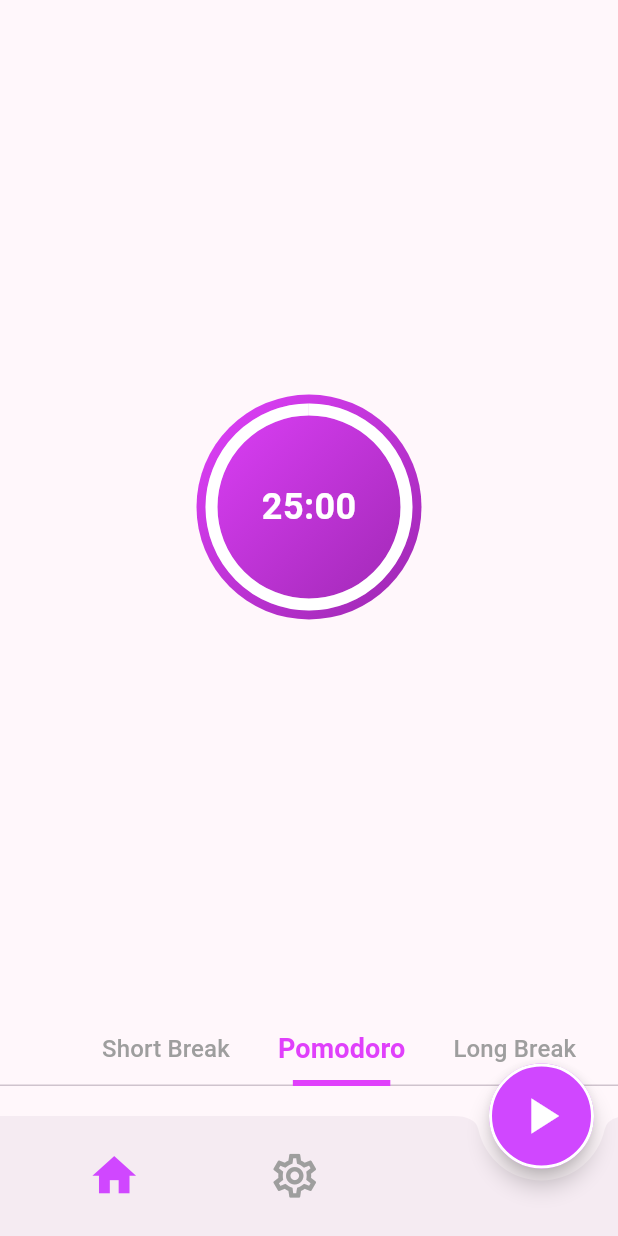
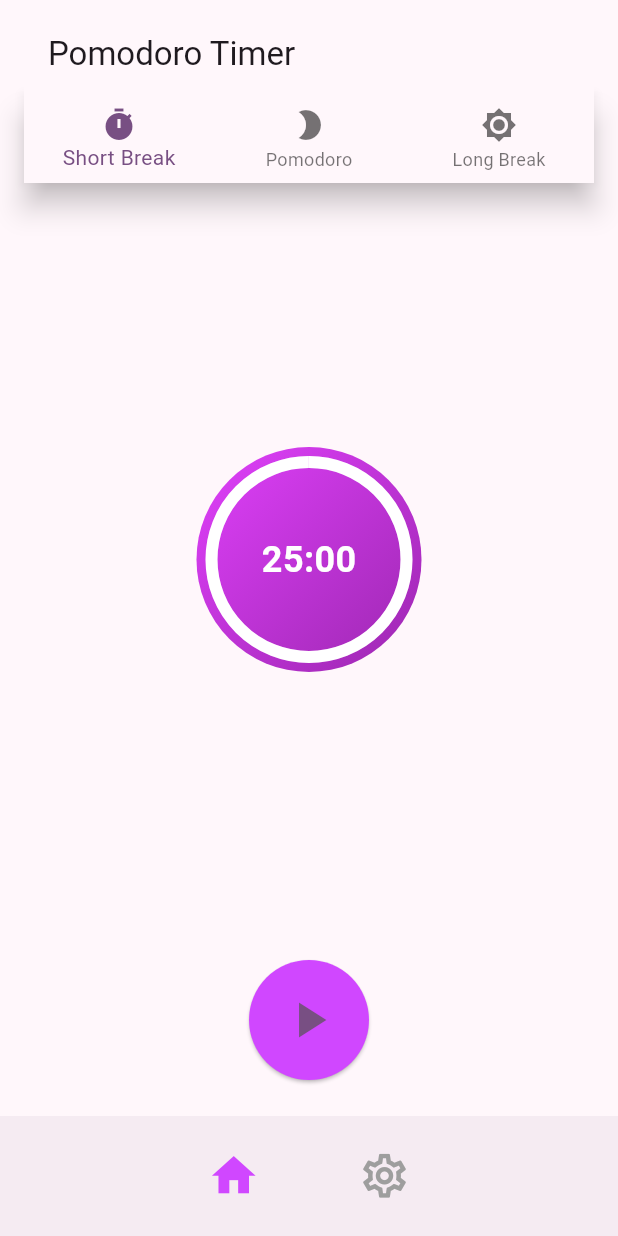
Before and after one commit to PaulTitto/PomodoroApp, a Flutter app: the screen it shows after launch, on a phone screen of 412 x 824 dp. Run offline on Flutter 3.47's test engine with Material 3 defaults, Android fonts, the phone set to English and light mode, and no system bars; our stand-ins replace cloud_firestore, firebase_auth, firebase_core; accounts and stored records are empty.

Commit message:
Fix my Main Screen

```diff
--- a/lib/presentation/screens/about_screen.dart
+++ b/lib/presentation/screens/about_screen.dart
@@ -19,7 +19,7 @@ class AboutScreen extends StatelessWidget {
           ),
           width: 300,
           height: 450,
-          child: SingleChildScrollView( // Added ScrollView for overflow
+          child: SingleChildScrollView( // Added ScrollView for
             child: Column(
               mainAxisAlignment: MainAxisAlignment.center,
               children: [
--- a/lib/presentation/screens/home_screen.dart
+++ b/lib/presentation/screens/home_screen.dart
@@ -1,7 +1,6 @@
 import 'package:flutter/material.dart';
 import 'package:cloud_firestore/cloud_firestore.dart';
 import 'package:podomoro_app/presentation/screens/settings_screen.dart';
-
 import '../widgets/CustomBottomNavigationBar.dart';
 import 'main_screen.dart';
 
@@ -14,7 +13,6 @@ class HomeScreen extends StatefulWidget {
 
 class _HomeScreenState extends State<HomeScreen> {
   int _currentIndex = 0;
-  bool isPlaying = false;
 
   // Define a GlobalKey to reference MainScreenState
   final GlobalKey<MainScreenState> _mainScreenKey = GlobalKey<MainScreenState>();
@@ -42,7 +40,10 @@ class _HomeScreenState extends State<HomeScreen> {
   @override
   Widget build(BuildContext context) {
     return Scaffold(
-      body: Center(
+
+      body: Padding(
+        padding: const EdgeInsets.symmetric(horizontal: 16.0, vertical: 8.0),
+        child: Center(
           child: _currentIndex == 0
               ? MainScreen(key: _mainScreenKey)
               : SettingsScreen(
@@ -50,62 +51,11 @@ class _HomeScreenState extends State<HomeScreen> {
             onSettingsUpdated: _updateSettings,
           ),
         ),
-      floatingActionButton: SizedBox(
-        width: 70,
-        height: 70,
-        // child: _currentIndex == 0 ? _HomeFAB() : _SettingFAB(),
-        child: _currentIndex == 0 ? _HomeFAB() : null,
       ),
-      floatingActionButtonLocation: _currentIndex == 0 ? FloatingActionButtonLocation.endDocked : null,
       bottomNavigationBar: CustomBottomNavigationBar(
         currentIndex: _currentIndex,
         onSelected: _onTabSelected,
       ),
-    );
-  }
-
-  Widget _HomeFAB() {
-    return FloatingActionButton(
-      shape: const RoundedRectangleBorder(
-        borderRadius: BorderRadius.all(Radius.circular(40.0)),
-        side: BorderSide(color: Colors.white, width: 2.0),
-      ),
-      backgroundColor: const Color(0xFFD047FF),
-      child: Icon(
-        isPlaying ? Icons.stop : Icons.play_arrow,
-        color: Colors.white,
-        size: 40,
-      ),
-      onPressed: () {
-        setState(() {
-          isPlaying = !isPlaying;
-        });
-
-        if (isPlaying) {
-          _mainScreenKey.currentState?.startTimer();
-        } else {
-          _mainScreenKey.currentState?.stopTimer();
-        }
-      },
-    );
-  }
-
-  Widget _SettingFAB() {
-    return FloatingActionButton(
-      shape: const RoundedRectangleBorder(
-        borderRadius: BorderRadius.all(Radius.circular(40.0)),
-        side: BorderSide(color: Colors.white, width: 2.0),
-      ),
-      backgroundColor: const Color(0xFFD047FF),
-      child: const Icon(
-        Icons.check,
-        color: Colors.white,
-        size: 30,
-      ),
-      onPressed: () {
-        // You can call any function to save the settings here if needed
-        _saveSettingsToFirestore();
-      },
     );
   }
 
--- a/lib/presentation/screens/main_screen.dart
+++ b/lib/presentation/screens/main_screen.dart
@@ -1,13 +1,11 @@
-import 'dart:async';
-import 'package:cloud_firestore/cloud_firestore.dart';
 import 'package:flutter/material.dart';
-import '../widgets/CustomTapBar.dart';
+import 'dart:async'; // For Timer
 
 class MainScreen extends StatefulWidget {
-  const MainScreen({super.key});
+  const MainScreen({Key? key}) : super(key: key);
 
   @override
-  State<MainScreen> createState() => MainScreenState();
+  MainScreenState createState() => MainScreenState();
 }
 
 class MainScreenState extends State<MainScreen> {
@@ -15,42 +13,19 @@ class MainScreenState extends State<MainScreen> {
   int duration = 1500;
   int selectedDuration = 1500;
   Timer? _timer;
+  bool isTimerRunning = false; // Track if timer is running
 
   int shortBreakDuration = 300;
   int pomodoroDuration = 1500;
   int longBreakDuration = 900;
 
-  int allResult = 0;
+  int _selectedIndex = 0; // Track selected index in BottomNavigationBar
 
-  Future<void> _fetchDataFromFirestore() async {
-    try {
-      DocumentSnapshot snapshot = await FirebaseFirestore.instance
-          .collection("pomodoroapp")
-          .doc("5Z1axeBfpxb2CzviJYlu")
-          .get();
-
-      if (snapshot.exists) {
-        setState(() {
-          pomodoroDuration = int.parse(snapshot['pomodoro']['pomodoro'].toString()) * 60;
-          shortBreakDuration = int.parse(snapshot['pomodoro']['shortBreak'].toString()) * 60;
-          longBreakDuration = int.parse(snapshot['pomodoro']['longBreak'].toString()) * 60;
-
-          // This is for Adding how many time we need time
-          allResult = int.parse(snapshot['all_result'].toString());
-          selectedDuration = pomodoroDuration;
-          duration = selectedDuration;
-        });
-      }
-    } catch (e) {
-      print("Error fetching Firestore data: $e");
-    }
-  }
-
-
-
+  // Timer functionality
   void startTimer() {
     _timer?.cancel();
     setState(() {
+      isTimerRunning = true;
       progress = 1.0;
     });
 
@@ -62,48 +37,119 @@ class MainScreenState extends State<MainScreen> {
         });
       } else {
         timer.cancel();
+        setState(() {
+          isTimerRunning = false; // Reset timer status when done
+        });
       }
     });
   }
 
+  void pauseTimer() {
+    _timer?.cancel();
+    setState(() {
+      isTimerRunning = false; // Pause timer
+    });
+  }
 
   void stopTimer() {
     _timer?.cancel();
     setState(() {
+      // Check which mode the timer is in, and set accordingly
+      if (selectedDuration == pomodoroDuration) {
+        // If in Pomodoro, switch to Short Break
+        selectedDuration = shortBreakDuration;
         duration = selectedDuration;
+        _selectedIndex = 0; // Switch to Short Break tab
+      } else if (selectedDuration == shortBreakDuration) {
+        // If in Short Break, switch to Pomodoro
+        selectedDuration = pomodoroDuration;
+        duration = selectedDuration;
+        _selectedIndex = 1; // Switch to Pomodoro tab
+      } else if (selectedDuration == longBreakDuration) {
+        // If in Long Break, switch to Pomodoro
+        selectedDuration = pomodoroDuration;
+        duration = selectedDuration;
+        _selectedIndex = 1; // Switch to Pomodoro tab
+      }
       progress = 1.0;
+      isTimerRunning = false; // Reset timer status
     });
   }
 
-  // void _updateTimeSettings(Map<String, String> updatedSettings) {
-  //   setState(() {
-  //     pomodoroDuration = int.parse(updatedSettings['Pomodoro']!) * 60;
-  //     shortBreakDuration = int.parse(updatedSettings['Short Break']!) * 60;
-  //     longBreakDuration = int.parse(updatedSettings['Long Break']!) * 60;
-  //     selectedDuration = pomodoroDuration;
-  //     duration = selectedDuration;
-  //   });
-  // }
+  // Function to handle content based on the selected tab
+  void handleTabSelection(int index) {
+    if (isTimerRunning) {
+      // If timer is running, prevent tab change
+      showDialog(
+        context: context,
+        builder: (BuildContext context) {
+          return AlertDialog(
+            title: const Text("Cannot Swap"),
+            content: const Text("You can't switch tabs while the timer is running."),
+            actions: <Widget>[
+              TextButton(
+                child: const Text("OK"),
+                onPressed: () {
+                  Navigator.of(context).pop();
+                },
+              ),
+            ],
+          );
+        },
+      );
+      return;
+    }
 
-  @override
-  void initState() {
-    super.initState();
-    _fetchDataFromFirestore();
+    setState(() {
+      _selectedIndex = index;
+
+      // Change the selected duration based on the tab
+      if (index == 0) {
+        selectedDuration = shortBreakDuration;
+        duration = selectedDuration;
+      } else if (index == 1) {
+        selectedDuration = pomodoroDuration;
+        duration = selectedDuration;
+      } else if (index == 2) {
+        selectedDuration = longBreakDuration;
+        duration = selectedDuration;
+      }
+    });
   }
 
   @override
   Widget build(BuildContext context) {
-    return DefaultTabController(
-      length: 3,
-      initialIndex: 1,
-      child: Scaffold(
+    return Scaffold(
+      appBar: AppBar(title: const Text("Pomodoro Timer")),
       body: Column(
         children: [
+          // Bottom Navigation Bar at the top
+          BottomNavigationBar(
+            currentIndex: _selectedIndex,
+            onTap: handleTabSelection,
+            items: const <BottomNavigationBarItem>[
+              BottomNavigationBarItem(
+                icon: Icon(Icons.timer),
+                label: 'Short Break',
+              ),
+              BottomNavigationBarItem(
+                icon: Icon(Icons.brightness_2),
+                label: 'Pomodoro',
+              ),
+              BottomNavigationBarItem(
+                icon: Icon(Icons.brightness_7),
+                label: 'Long Break',
+              ),
+            ],
+          ),
+
+          // Timer and Progress Indicator
           Expanded(
             child: Center(
               child: Stack(
                 alignment: Alignment.center,
                 children: [
+                  // Circle Background
                   Container(
                     width: 150,
                     height: 150,
@@ -116,6 +162,7 @@ class MainScreenState extends State<MainScreen> {
                       ),
                     ),
                   ),
+                  // Progress Circle
                   SizedBox(
                     width: 130,
                     height: 130,
@@ -126,6 +173,7 @@ class MainScreenState extends State<MainScreen> {
                       valueColor: const AlwaysStoppedAnimation<Color>(Colors.white),
                     ),
                   ),
+                  // Timer Display
                   Text(
                     "${(duration ~/ 60).toString().padLeft(2, '0')}:${(duration % 60).toString().padLeft(2, '0')}",
                     style: const TextStyle(
@@ -138,46 +186,51 @@ class MainScreenState extends State<MainScreen> {
               ),
             ),
           ),
-            Customtapbar(
-              pomodoroDuration: pomodoroDuration,
-              shortBreakDuration: shortBreakDuration,
-              longBreakDuration: longBreakDuration,
-              onTabSelected: (newDuration) {
-                if (_timer != null &&_timer!.isActive){
-                    ScaffoldMessenger.of(context).showSnackBar(
-                      const SnackBar(
-                          content: Text("You cannot switch modes while the timer is running!"),
-                          duration: Duration(seconds: 2),
-                      )
-                    );
-                }else{
-                  setState(() {
-                    selectedDuration = newDuration;
-                    duration = selectedDuration;
-                    progress = 1.0;
-                  });
 
-                  String mode = '';
-                  if (newDuration == pomodoroDuration) {
-                    mode = "Pomodoro session started!";
-                  } else if (newDuration == shortBreakDuration) {
-                    mode = "Short break started!";
-                  } else if (newDuration == longBreakDuration) {
-                    mode = "Long break started!";
-                  }
-
-                  ScaffoldMessenger.of(context).showSnackBar(
-                    SnackBar(
-                      content: Text(mode),
-                      duration: const Duration(seconds: 2),
-                    ),
-                  );
+          // Start/Pause and Stop Timer Buttons
+          Padding(
+            padding: const EdgeInsets.all(16.0),
+            child: Row(
+              mainAxisAlignment: MainAxisAlignment.center,
+              children: [
+                ElevatedButton(
+                  onPressed: () {
+                    if (isTimerRunning) {
+                      pauseTimer();
+                    } else {
+                      startTimer();
                     }
                   },
+                  child: Icon(
+                    isTimerRunning ? Icons.pause : Icons.play_arrow,
+                    size: 40,
+                  ),
+                  style: ElevatedButton.styleFrom(
+                    shape: CircleBorder(),
+                    padding: EdgeInsets.all(20),
+                    backgroundColor: const Color(0xFFD047FF),
+                  ),
+                ),
+                if (!isTimerRunning && duration != selectedDuration)
+                  Padding(
+                    padding: const EdgeInsets.only(left: 16.0),
+                    child: ElevatedButton(
+                      onPressed: stopTimer,
+                      child: const Icon(
+                        Icons.stop,
+                        size: 40,
+                      ),
+                      style: ElevatedButton.styleFrom(
+                        shape: CircleBorder(),
+                        padding: EdgeInsets.all(20),
+                        backgroundColor: Colors.red,
+                      ),
+                    ),
                   ),
               ],
             ),
-
+          ),
+        ],
       ),
     );
   }
--- a/lib/presentation/widgets/CustomBottomNavigationBar.dart
+++ b/lib/presentation/widgets/CustomBottomNavigationBar.dart
@@ -18,6 +18,9 @@ class CustomBottomNavigationBar extends StatelessWidget {
       child: Row(
         mainAxisAlignment: MainAxisAlignment.spaceAround,
         children: [
+          const SizedBox(
+            width: 40,
+          ),
           IconButton(
             onPressed: () => onSelected(0),
             icon: Icon(
@@ -35,7 +38,7 @@ class CustomBottomNavigationBar extends StatelessWidget {
             ),
           ),
           const SizedBox(
-            width: 70,
+            width: 40,
           ),
         ],
       ),
```
Lines whose indentation alone changed are shown as unchanged.
